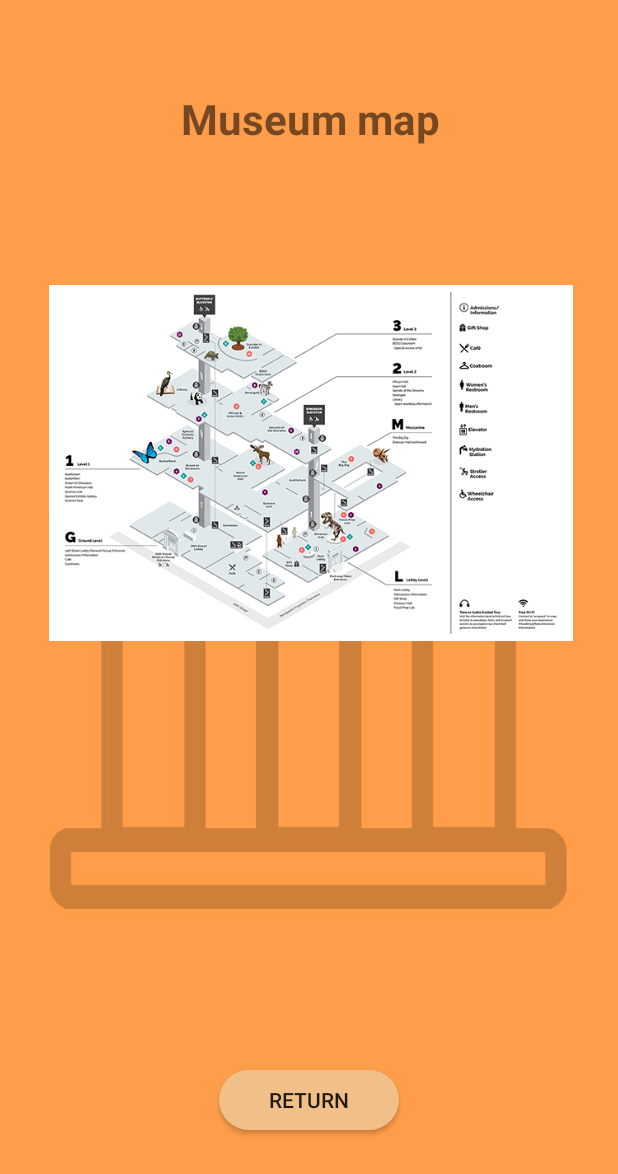
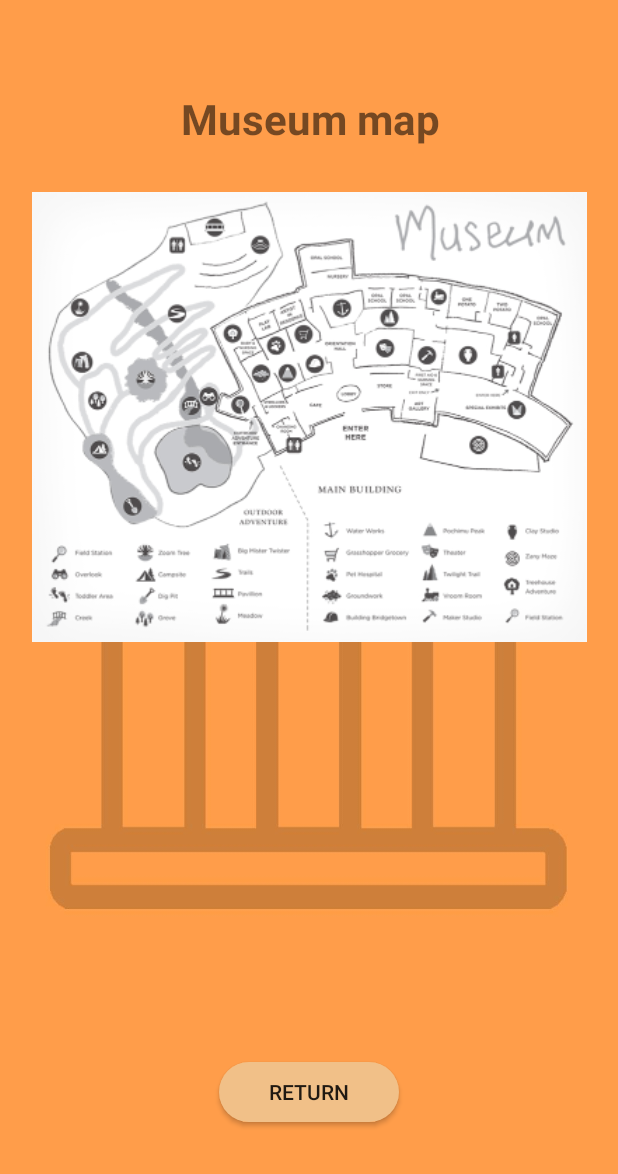
Before and after one commit to NaamaKessler/hackathon, an Android app: the MusMapActivity screen opened directly, with no data from a screen before it, on a phone screen of 412 x 824 dp. Shown: the top 1174 px of the screen. Run offline under Robolectric (Android 15) with nearby library versions, the phone set to English and light mode, and no system bars.

Commit message:
Update colors and buttons

```diff
--- a/app/src/main/java/tech/amuesy/amuesy/MusMapActivity.java
+++ b/app/src/main/java/tech/amuesy/amuesy/MusMapActivity.java
@@ -14,6 +14,7 @@ public class MusMapActivity extends AppCompatActivity {
         setContentView(R.layout.activity_musmap);
 
         Button mapBackBtn = findViewById(R.id.mapBackBtn);
+
         mapBackBtn.setOnClickListener(new View.OnClickListener() {
             @Override
             public void onClick(View v1) {
--- a/app/src/main/res/layout/activity_mus_info.xml
+++ b/app/src/main/res/layout/activity_mus_info.xml
@@ -42,7 +42,8 @@
         app:layout_constraintBottom_toBottomOf="parent"
         app:layout_constraintEnd_toEndOf="parent"
         app:layout_constraintStart_toStartOf="parent"
-        app:layout_constraintTop_toBottomOf="@+id/textView" />
+        app:layout_constraintTop_toBottomOf="@+id/textView"
+        app:layout_constraintVertical_bias="0.8" />
 
     <TextView
         android:id="@+id/textView"
--- a/app/src/main/res/layout/activity_musmap.xml
+++ b/app/src/main/res/layout/activity_musmap.xml
@@ -41,20 +41,20 @@
         app:layout_constraintEnd_toEndOf="parent"
         app:layout_constraintStart_toStartOf="parent"
         app:layout_constraintTop_toBottomOf="@+id/imageView2"
-        app:layout_constraintVertical_bias="0.81" />
+        app:layout_constraintVertical_bias="0.8" />
 
     <ImageView
         android:id="@+id/imageView2"
-        android:layout_width="349dp"
-        android:layout_height="257dp"
+        android:layout_width="370dp"
+        android:layout_height="300dp"
         android:layout_marginEnd="8dp"
         android:layout_marginLeft="8dp"
         android:layout_marginRight="8dp"
         android:layout_marginStart="8dp"
-        android:layout_marginTop="60dp"
-        android:src="@drawable/museum_map"
+        android:layout_marginTop="8dp"
         app:layout_constraintEnd_toEndOf="parent"
-        app:layout_constraintHorizontal_bias="0.526"
         app:layout_constraintStart_toStartOf="parent"
-        app:layout_constraintTop_toBottomOf="@+id/title2" />
+        app:layout_constraintTop_toBottomOf="@+id/title2"
+        app:srcCompat="@drawable/museum_map2" />
+
 </android.support.constraint.ConstraintLayout>
```
Also changed, not shown: app/src/main/java/tech/amuesy/amuesy/InMuseumActivity.java (+9 -0 lines), app/src/main/res/drawable-xxhdpi/museum_map2.png (added).
